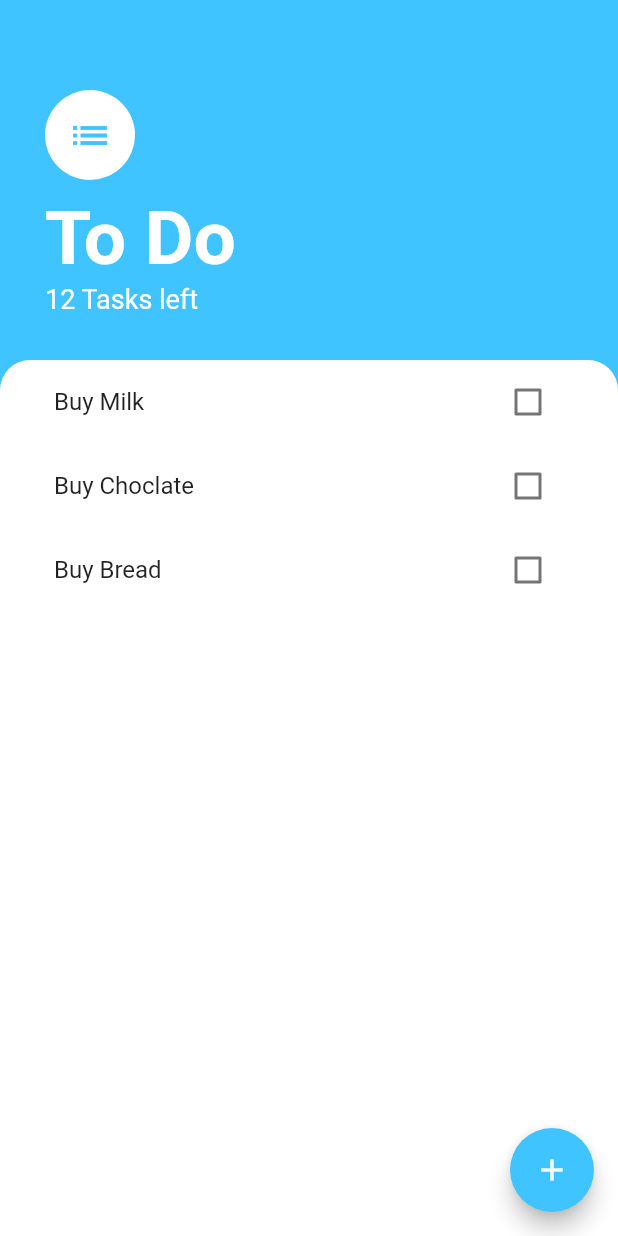
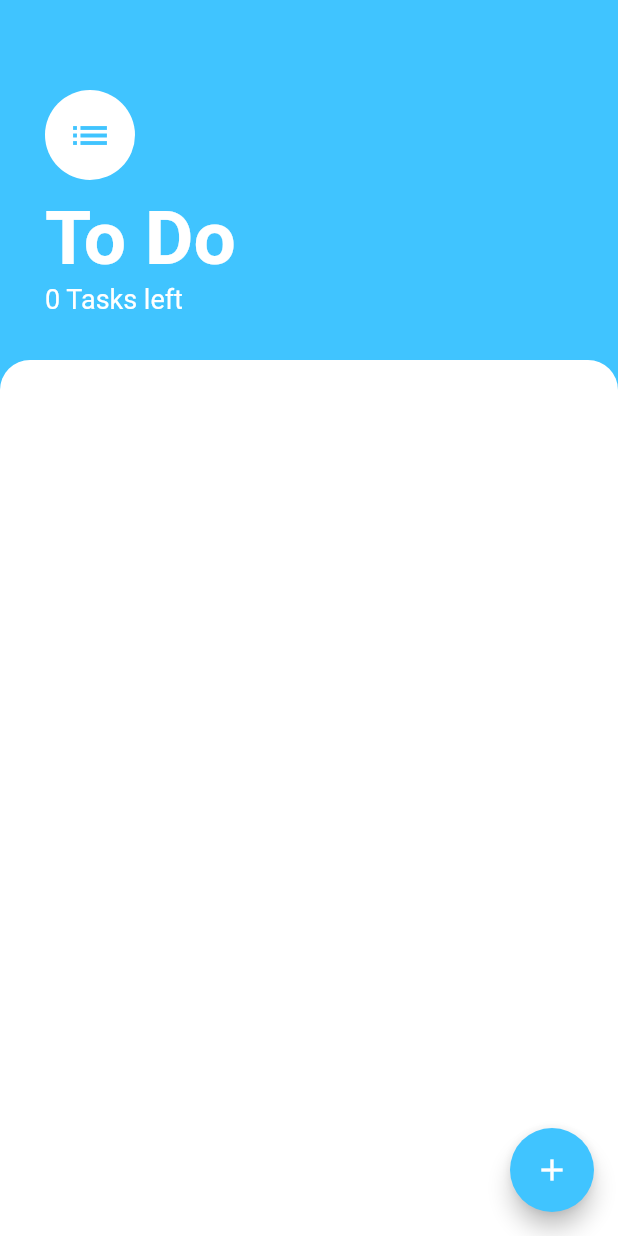
Before and after one commit to AkshaySiddannavar/To_Do_App, a Flutter app: the screen it shows after launch, on a phone screen of 412 x 824 dp. Run offline on Flutter 3.47's test engine with Material 2 defaults, Android fonts, the phone set to English and light mode, and no system bars.

Commit message:
improve widget showing number of tasks left
Previously it was hardcoded to show 12 tasks but now it prints most
recent length of the list.

```diff
--- a/lib/main.dart
+++ b/lib/main.dart
@@ -11,11 +11,7 @@ class MyApp extends StatelessWidget {
 
   @override
   Widget build(BuildContext context) {
-    List<Task> tasks = [
-      Task(text: 'Buy Milk', isDone: false),
-      Task(text: 'Buy Choclate', isDone: false),
-      Task(text: 'Buy Bread', isDone: false),
-    ];
+    List<Task> tasks = [];
     return MaterialApp(
       home: TasksScreen(
         initialList: tasks,
--- a/lib/screens/task_screen.dart
+++ b/lib/screens/task_screen.dart
@@ -32,9 +32,6 @@ class _TasksScreenState extends State<TasksScreen> {
             ),
             isScrollControlled: true,
           ).then((value) {
-            print(
-                'Add has been popped and now we are setting state in taask_screen');
-            print('value is $value');
             setState(() {
               widget.initialList = value;
             });
@@ -52,7 +49,7 @@ class _TasksScreenState extends State<TasksScreen> {
                 top: 60.0, left: 30.0, right: 30.0, bottom: 30.0),
             child: Column(
               crossAxisAlignment: CrossAxisAlignment.start,
-              children: const [
+              children: [
                 CircleAvatar(
                   child: Icon(
                     Icons.list,
@@ -74,7 +71,7 @@ class _TasksScreenState extends State<TasksScreen> {
                   ),
                 ),
                 Text(
-                  '12 Tasks left',
+                  '${widget.initialList.length} Tasks left',
                   style: TextStyle(
                     color: Colors.white,
                     fontSize: 18.0,
```
